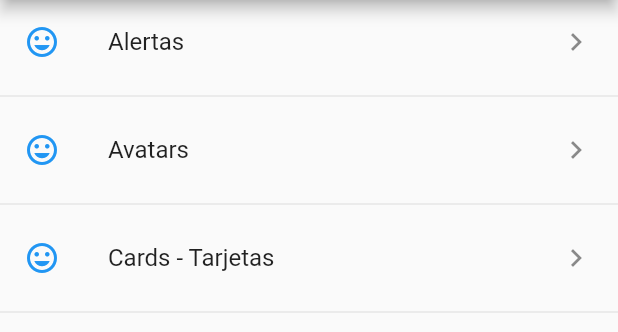
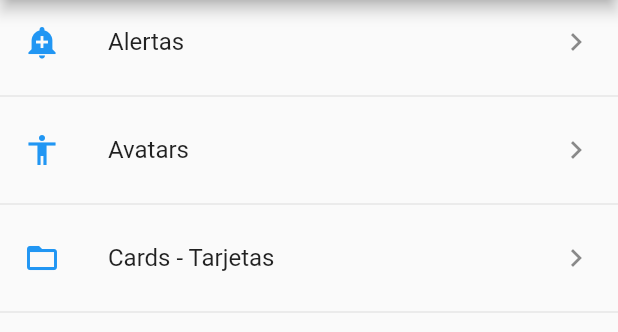
Before and after one commit to RicardoTrejoSanjuan/componentes_flutter, a Flutter app: the screen it shows after launch, on a phone screen of 412 x 824 dp, the part 84-416 px from its top. Run offline on Flutter 3.47's test engine with Material 2 defaults, Android fonts, the phone set to English and light mode, and no system bars.

Commit message:
Utilidades - Obtener ícono por string

```diff
--- a/lib/src/pages/home_page.dart
+++ b/lib/src/pages/home_page.dart
@@ -1,4 +1,5 @@
 import 'package:flutter/material.dart';
+import 'package:componentes_flutter/src/utils/icon_string_util.dart';
 import 'package:componentes_flutter/src/pages/providers/menu_provider.dart';
 
 class HomePages extends StatelessWidget {
@@ -49,7 +50,7 @@ class HomePages extends StatelessWidget {
     data.forEach((item) {
       final widgetTemp = ListTile(
         title: Text(item['texto']),
-        leading: Icon(Icons.mood, color: Colors.blue),
+        leading: getIcon(item['icon']),
         trailing: Icon(Icons.keyboard_arrow_right),
         onTap: () {},
       );
--- /dev/null
+++ b/lib/src/utils/icon_string_util.dart
@@ -0,0 +1,11 @@
+import 'package:flutter/material.dart';
+
+final _icons = <String, IconData>{
+  'add_alert' : Icons.add_alert,
+  'accessibility' : Icons.accessibility,
+  'folder_open': Icons.folder_open,
+};
+
+Icon getIcon(String nombreIcono) {
+  return Icon(_icons[nombreIcono], color: Colors.blue);
+}
```
